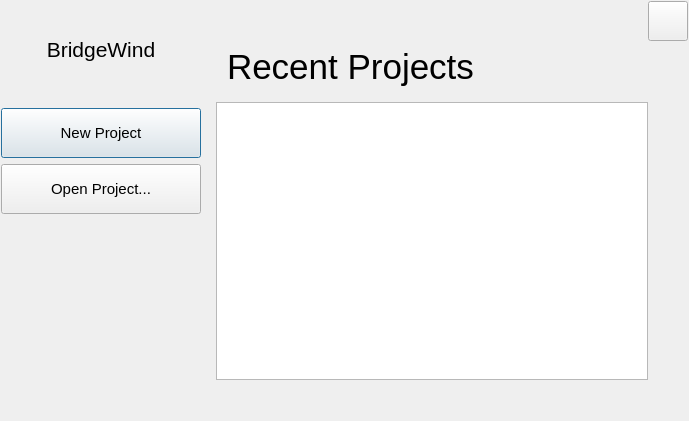
Popwine/BridgeWind, file src/welcomedialog.ui: the form before one commit.
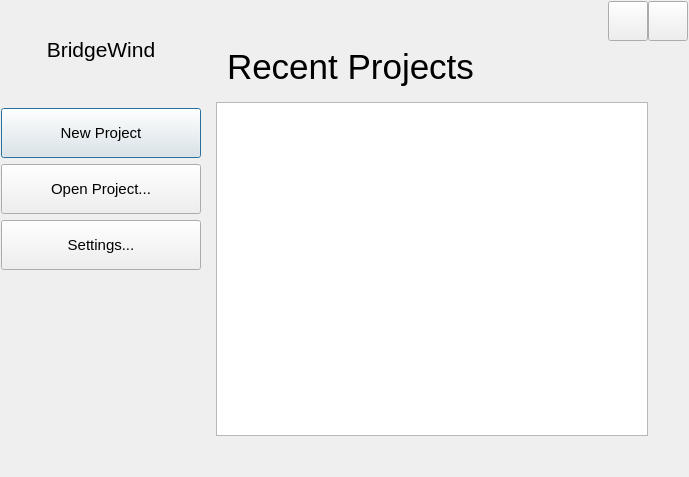
The form after the commit.

Commit message: translate complated (chinese, german), settingManager, version management, release 1.0.3

Patch:
```diff
--- a/src/welcomedialog.ui
+++ b/src/welcomedialog.ui
@@ -143,6 +143,27 @@
            </property>
           </widget>
          </item>
+         <item>
+          <widget class="QPushButton" name="settingsButton">
+           <property name="minimumSize">
+            <size>
+             <width>200</width>
+             <height>50</height>
+            </size>
+           </property>
+           <property name="font">
+            <font>
+             <pointsize>11</pointsize>
+            </font>
+           </property>
+           <property name="text">
+            <string>Settings...</string>
+           </property>
+           <property name="class" stdset="0">
+            <string>welcome_button</string>
+           </property>
+          </widget>
+         </item>
          <item>
           <widget class="QWidget" name="blankWidget" native="true">
            <property name="minimumSize">
@@ -173,9 +194,31 @@
          </property>
          <item>
           <layout class="QHBoxLayout" name="horizontalLayout_2">
+           <property name="spacing">
+            <number>0</number>
+           </property>
            <item>
             <widget class="QWidget" name="titleBar" native="true"/>
            </item>
+           <item>
+            <widget class="QPushButton" name="smallSettingsButton">
+             <property name="minimumSize">
+              <size>
+               <width>40</width>
+               <height>40</height>
+              </size>
+             </property>
+             <property name="maximumSize">
+              <size>
+               <width>40</width>
+               <height>40</height>
+              </size>
+             </property>
+             <property name="text">
+              <string/>
+             </property>
+            </widget>
+           </item>
            <item>
             <widget class="QPushButton" name="closeButton">
              <property name="minimumSize">
```
The commit also changes 18 other files.
